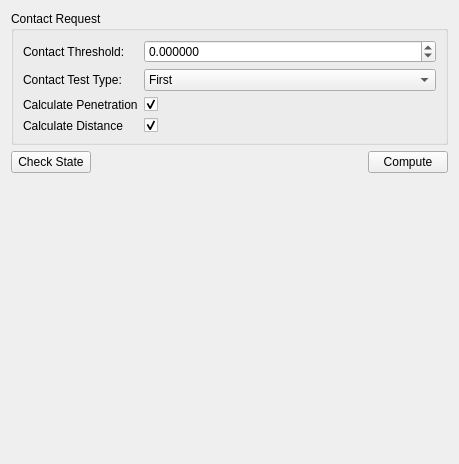
Old version of the form collision/include/tesseract_qt/collision/widgets/contact_results_compute_widget.ui in the repository tesseract-robotics/tesseract_qt.
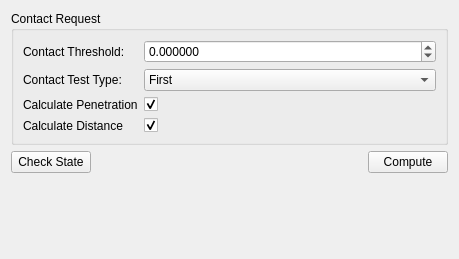
New version of the form. Custom widgets are drawn as their Qt base class.

What changed in the file:
```diff
--- a/collision/include/tesseract_qt/collision/widgets/contact_results_compute_widget.ui
+++ b/collision/include/tesseract_qt/collision/widgets/contact_results_compute_widget.ui
@@ -7,7 +7,7 @@
     <x>0</x>
     <y>0</y>
     <width>459</width>
-    <height>464</height>
+    <height>259</height>
    </rect>
   </property>
   <property name="sizePolicy">
@@ -172,7 +172,7 @@
    <item>
     <widget class="tesseract_gui::ContactResultsWidget" name="contact_results_widget" native="true">
      <property name="sizePolicy">
-      <sizepolicy hsizetype="Preferred" vsizetype="Preferred">
+      <sizepolicy hsizetype="Expanding" vsizetype="Expanding">
        <horstretch>0</horstretch>
        <verstretch>1</verstretch>
       </sizepolicy>
```
